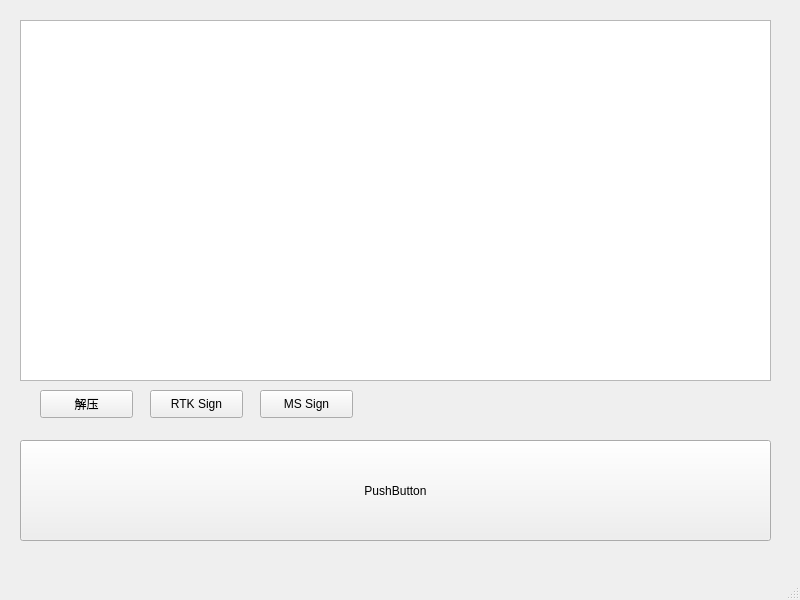
The window that XSignWin.ui (late0001/XSign) describes before a commit, drawn with Qt 5.
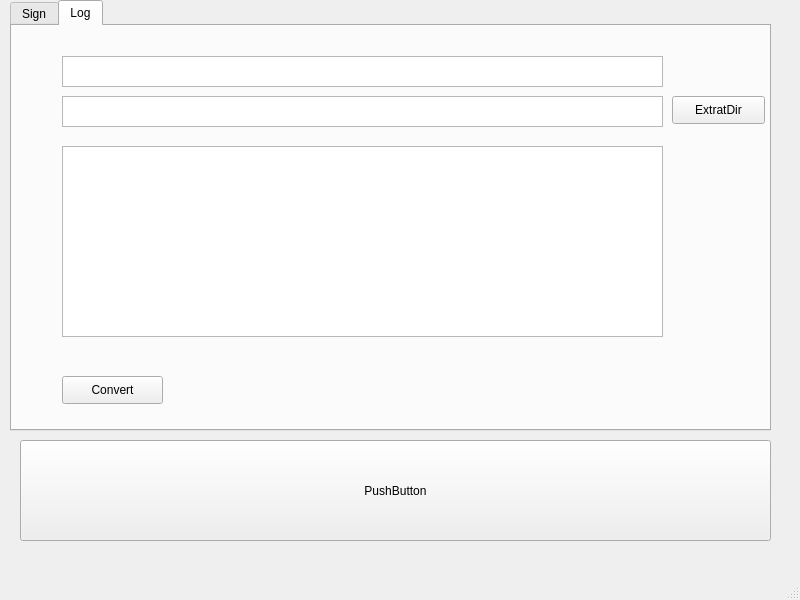
The same window after the commit.

What changed in the file:
```diff
--- a/XSignWin.ui
+++ b/XSignWin.ui
@@ -27,54 +27,127 @@
      <string>PushButton</string>
     </property>
    </widget>
-   <widget class="QListWidget" name="listWidget">
+   <widget class="QTabWidget" name="tabWidget">
     <property name="geometry">
      <rect>
-      <x>20</x>
-      <y>20</y>
-      <width>751</width>
-      <height>361</height>
+      <x>10</x>
+      <y>0</y>
+      <width>761</width>
+      <height>431</height>
      </rect>
     </property>
-   </widget>
-   <widget class="QPushButton" name="btnExtract">
-    <property name="geometry">
-     <rect>
-      <x>40</x>
-      <y>390</y>
-      <width>93</width>
-      <height>28</height>
-     </rect>
+    <property name="currentIndex">
+     <number>1</number>
     </property>
-    <property name="text">
-     <string>解压</string>
-    </property>
-   </widget>
-   <widget class="QPushButton" name="btnRtkSign">
-    <property name="geometry">
-     <rect>
-      <x>150</x>
-      <y>390</y>
-      <width>93</width>
-      <height>28</height>
-     </rect>
-    </property>
-    <property name="text">
-     <string>RTK Sign</string>
-    </property>
-   </widget>
-   <widget class="QPushButton" name="btnMSSign">
-    <property name="geometry">
-     <rect>
-      <x>260</x>
-      <y>390</y>
-      <width>93</width>
-      <height>28</height>
-     </rect>
-    </property>
-    <property name="text">
-     <string>MS Sign</string>
-    </property>
+    <widget class="QWidget" name="tab">
+     <attribute name="title">
+      <string>Sign</string>
+     </attribute>
+     <widget class="QWidget" name="formLayoutWidget">
+      <property name="geometry">
+       <rect>
+        <x>10</x>
+        <y>0</y>
+        <width>741</width>
+        <height>391</height>
+       </rect>
+      </property>
+      <layout class="QFormLayout" name="formLayout">
+       <item row="0" column="0" colspan="2">
+        <widget class="QListWidget" name="listWidget"/>
+       </item>
+       <item row="1" column="0" colspan="2">
+        <layout class="QHBoxLayout" name="horizontalLayout">
+         <item>
+          <widget class="QPushButton" name="btnRtkSign">
+           <property name="text">
+            <string>RTK Sign</string>
+           </property>
+          </widget>
+         </item>
+         <item>
+          <widget class="QPushButton" name="btnMSSign">
+           <property name="text">
+            <string>MS Sign</string>
+           </property>
+          </widget>
+         </item>
+         <item>
+          <widget class="QPushButton" name="btnExtract">
+           <property name="text">
+            <string>解压</string>
+           </property>
+          </widget>
+         </item>
+        </layout>
+       </item>
+      </layout>
+     </widget>
+    </widget>
+    <widget class="QWidget" name="tab_2">
+     <attribute name="title">
+      <string>Log</string>
+     </attribute>
+     <widget class="QTextEdit" name="te_etl">
+      <property name="geometry">
+       <rect>
+        <x>50</x>
+        <y>30</y>
+        <width>601</width>
+        <height>31</height>
+       </rect>
+      </property>
+      <property name="markdown">
+       <string extracomment=".etl path"/>
+      </property>
+     </widget>
+     <widget class="QTextEdit" name="te_pdb">
+      <property name="geometry">
+       <rect>
+        <x>50</x>
+        <y>70</y>
+        <width>601</width>
+        <height>31</height>
+       </rect>
+      </property>
+     </widget>
+     <widget class="QTextEdit" name="textEdit_3">
+      <property name="geometry">
+       <rect>
+        <x>50</x>
+        <y>120</y>
+        <width>601</width>
+        <height>191</height>
+       </rect>
+      </property>
+     </widget>
+     <widget class="QPushButton" name="pb_peel">
+      <property name="geometry">
+       <rect>
+        <x>50</x>
+        <y>350</y>
+        <width>101</width>
+        <height>28</height>
+       </rect>
+      </property>
+      <property name="text">
+       <string>Convert</string>
+      </property>
+     </widget>
+     <widget class="QPushButton" name="pb_stripdir">
+      <property name="geometry">
+       <rect>
+        <x>660</x>
+        <y>70</y>
+        <width>93</width>
+        <height>28</height>
+       </rect>
+      </property>
+      <property name="text">
+       <string>ExtratDir</string>
+      </property>
+     </widget>
+    </widget>
    </widget>
   </widget>
   <widget class="QMenuBar" name="menubar">
```
